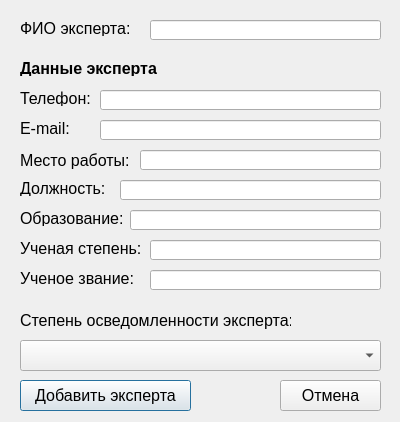
Old version of the form Add_expert.ui in the repository arbuzov751/Gui_for_diplom.
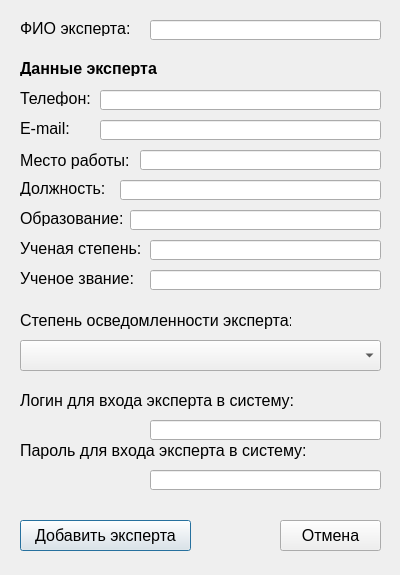
New version of the form.

Patch:
```diff
--- a/Add_expert.ui
+++ b/Add_expert.ui
@@ -7,21 +7,9 @@
     <x>0</x>
     <y>0</y>
     <width>400</width>
-    <height>422</height>
+    <height>575</height>
    </rect>
   </property>
-  <property name="minimumSize">
-   <size>
-    <width>400</width>
-    <height>422</height>
-   </size>
-  </property>
-  <property name="maximumSize">
-   <size>
-    <width>400</width>
-    <height>422</height>
-   </size>
-  </property>
   <property name="windowTitle">
    <string>Добавление эксперта</string>
   </property>
@@ -29,7 +17,7 @@
    <property name="geometry">
     <rect>
      <x>20</x>
-     <y>380</y>
+     <y>520</y>
      <width>171</width>
      <height>31</height>
     </rect>
@@ -47,7 +35,7 @@
    <property name="geometry">
     <rect>
      <x>280</x>
-     <y>380</y>
+     <y>520</y>
      <width>101</width>
      <height>31</height>
     </rect>
@@ -384,6 +372,72 @@
     <enum>Qt::AutoText</enum>
    </property>
   </widget>
+  <widget class="QLineEdit" name="lineEdit_academic_rank_expert_2">
+   <property name="geometry">
+    <rect>
+     <x>150</x>
+     <y>420</y>
+     <width>231</width>
+     <height>20</height>
+    </rect>
+   </property>
+   <property name="font">
+    <font>
+     <pointsize>12</pointsize>
+    </font>
+   </property>
+  </widget>
+  <widget class="QLabel" name="label_academic_rank_expert_2">
+   <property name="geometry">
+    <rect>
+     <x>20</x>
+     <y>390</y>
+     <width>291</width>
+     <height>21</height>
+    </rect>
+   </property>
+   <property name="font">
+    <font>
+     <pointsize>12</pointsize>
+    </font>
+   </property>
+   <property name="text">
+    <string>Логин для входа эксперта в систему:</string>
+   </property>
+  </widget>
+  <widget class="QLineEdit" name="lineEdit_academic_rank_expert_3">
+   <property name="geometry">
+    <rect>
+     <x>150</x>
+     <y>470</y>
+     <width>231</width>
+     <height>20</height>
+    </rect>
+   </property>
+   <property name="font">
+    <font>
+     <pointsize>12</pointsize>
+    </font>
+   </property>
+  </widget>
+  <widget class="QLabel" name="label_academic_rank_expert_3">
+   <property name="geometry">
+    <rect>
+     <x>20</x>
+     <y>440</y>
+     <width>291</width>
+     <height>21</height>
+    </rect>
+   </property>
+   <property name="font">
+    <font>
+     <pointsize>12</pointsize>
+    </font>
+   </property>
+   <property name="text">
+    <string>Пароль для входа эксперта в систему:</string>
+   </property>
+  </widget>
  </widget>
  <resources/>
  <connections/>
```
